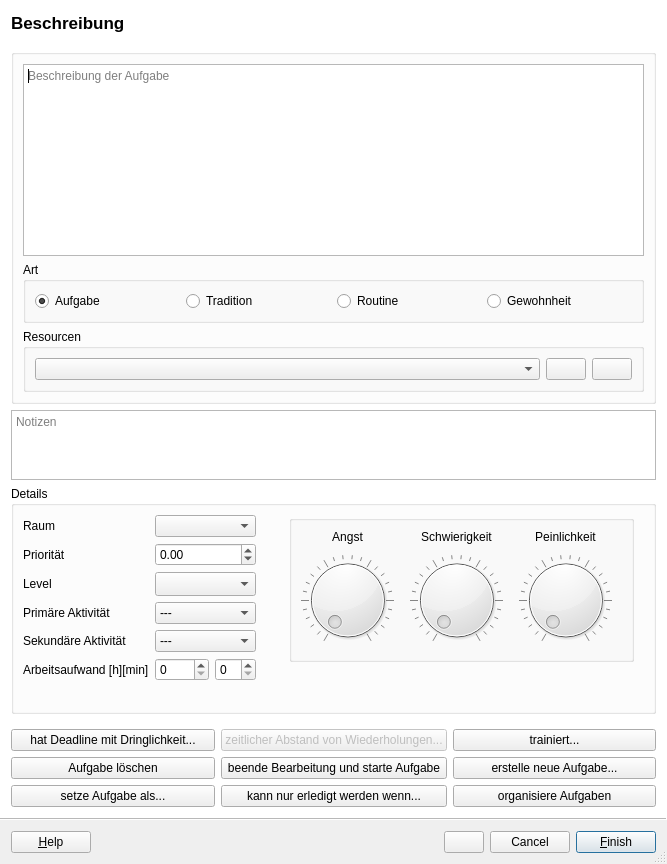
amogorkon/watnu, file src/ui/task_editor.ui: the form before one commit.
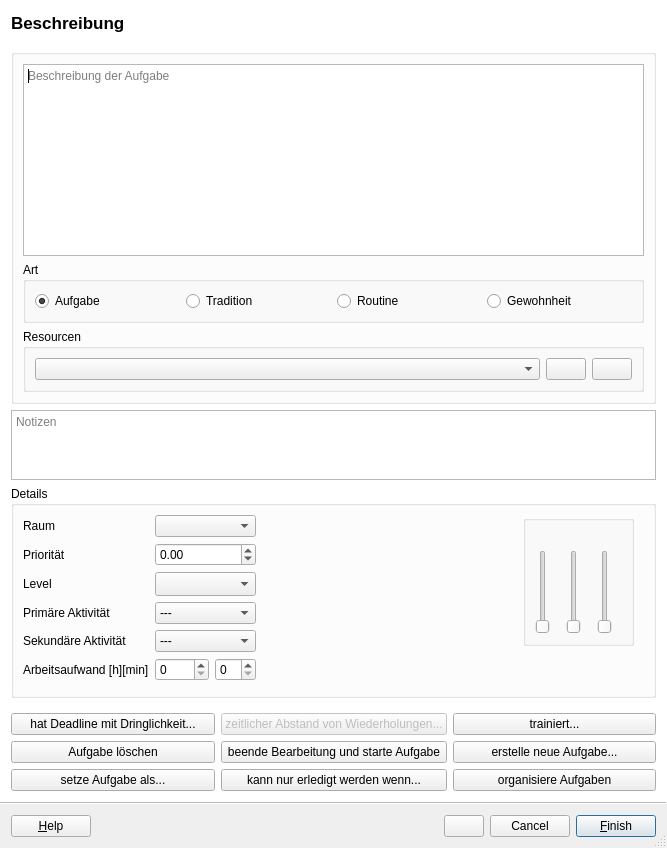
The form after the commit. Icons and pictures are not drawn.

Commit message: worked out kinks in tasklist, icons for task, cleanup

What changed in the file:
```diff
--- a/src/ui/task_editor.ui
+++ b/src/ui/task_editor.ui
@@ -438,7 +438,7 @@
                    </sizepolicy>
                   </property>
                   <property name="text">
-                   <string>Angst</string>
+                   <string/>
                   </property>
                   <property name="alignment">
                    <set>Qt::AlignCenter</set>
@@ -446,22 +446,10 @@
                  </widget>
                 </item>
                 <item>
-                 <widget class="QDial" name="fear">
+                 <widget class="QSlider" name="fear">
                   <property name="orientation">
                    <enum>Qt::Vertical</enum>
                   </property>
-                  <property name="invertedAppearance">
-                   <bool>false</bool>
-                  </property>
-                  <property name="invertedControls">
-                   <bool>false</bool>
-                  </property>
-                  <property name="wrapping">
-                   <bool>false</bool>
-                  </property>
-                  <property name="notchesVisible">
-                   <bool>true</bool>
-                  </property>
                  </widget>
                 </item>
                </layout>
@@ -480,7 +468,7 @@
                    </sizepolicy>
                   </property>
                   <property name="text">
-                   <string>Schwierigkeit</string>
+                   <string/>
                   </property>
                   <property name="alignment">
                    <set>Qt::AlignCenter</set>
@@ -488,13 +476,10 @@
                  </widget>
                 </item>
                 <item>
-                 <widget class="QDial" name="difficulty">
+                 <widget class="QSlider" name="difficulty">
                   <property name="orientation">
                    <enum>Qt::Vertical</enum>
                   </property>
-                  <property name="notchesVisible">
-                   <bool>true</bool>
-                  </property>
                  </widget>
                 </item>
                </layout>
@@ -516,7 +501,7 @@
                    <string>Peinlichkeit bei Nicht-Erledigung</string>
                   </property>
                   <property name="text">
-                   <string>Peinlichkeit</string>
+                   <string/>
                   </property>
                   <property name="alignment">
                    <set>Qt::AlignCenter</set>
@@ -524,13 +509,10 @@
                  </widget>
                 </item>
                 <item>
-                 <widget class="QDial" name="embarrassment">
+                 <widget class="QSlider" name="embarrassment">
                   <property name="orientation">
                    <enum>Qt::Vertical</enum>
                   </property>
-                  <property name="notchesVisible">
-                   <bool>true</bool>
-                  </property>
                  </widget>
                 </item>
                </layout>
```
Left out of the diff: 6 changed lines with no effect on the pictures. The commit also changes 15 other files.
